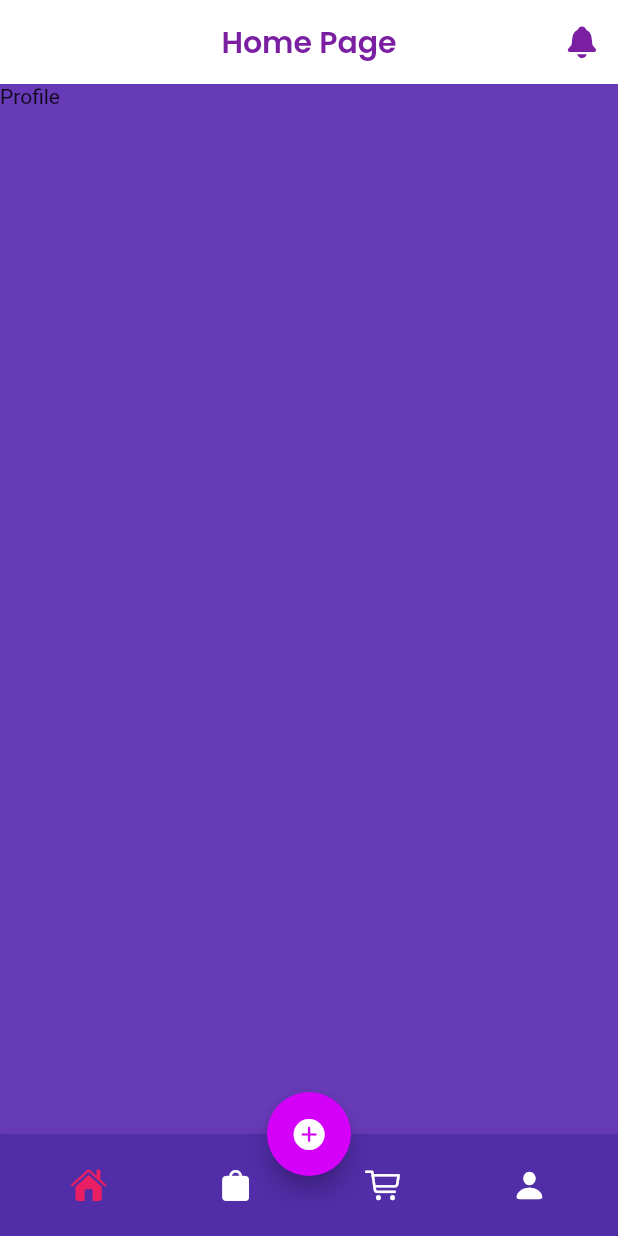
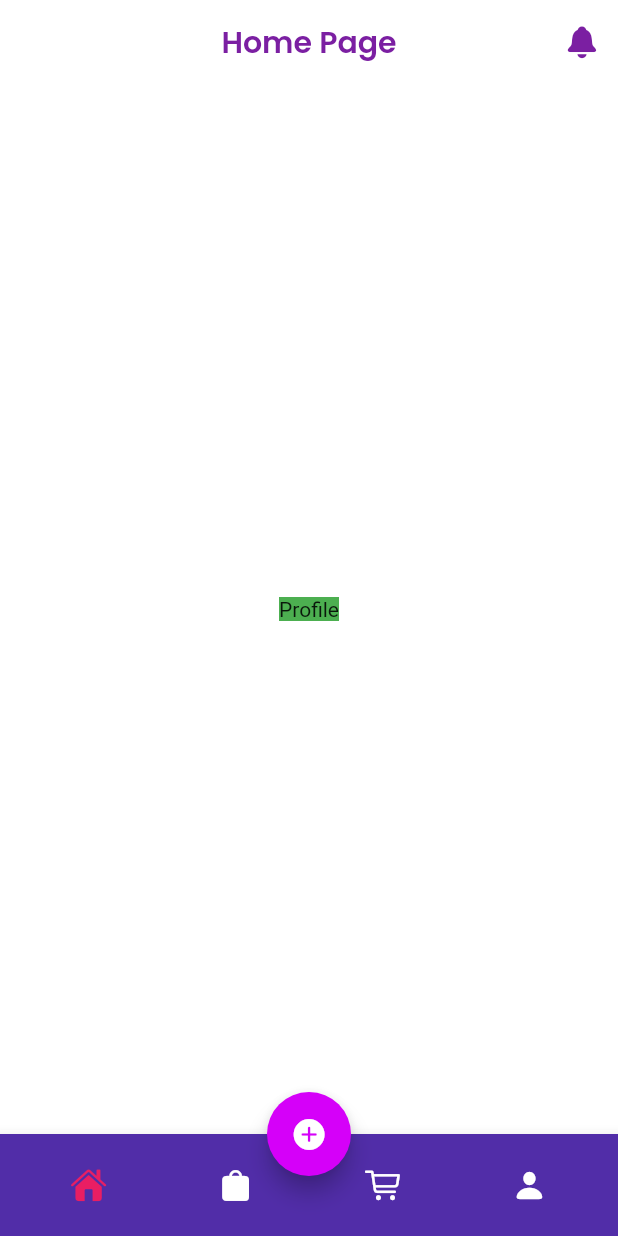
Before and after one commit to ozaenzenzen/flutter-fam-ui4, a Flutter app: the screen it shows after launch, swiped to page 3, on a phone screen of 412 x 824 dp. Run offline on Flutter 3.47's test engine with Material 2 defaults, Android fonts, the light colour scheme and no system bars; our stand-ins replace get, google_fonts.

Commit message:
update page

```diff
--- a/lib/page/profile.dart
+++ b/lib/page/profile.dart
@@ -8,9 +8,11 @@ class ProfilePage extends StatefulWidget {
 class _ProfilePageState extends State<ProfilePage> {
   @override
   Widget build(BuildContext context) {
-    return Container(
-      child: Text("Profile"),
-      color: Colors.deepPurple,
+    return Center(
+      child: Container(
+        child: Text("Profile"),
+        color: Colors.green,
+      ),
     );
   }
 }
```
Also changed, not shown: lib/page/cart.dart (+5 -2 lines), lib/page/home.dart (+5 -3 lines), lib/page/shop.dart (+5 -2 lines).
